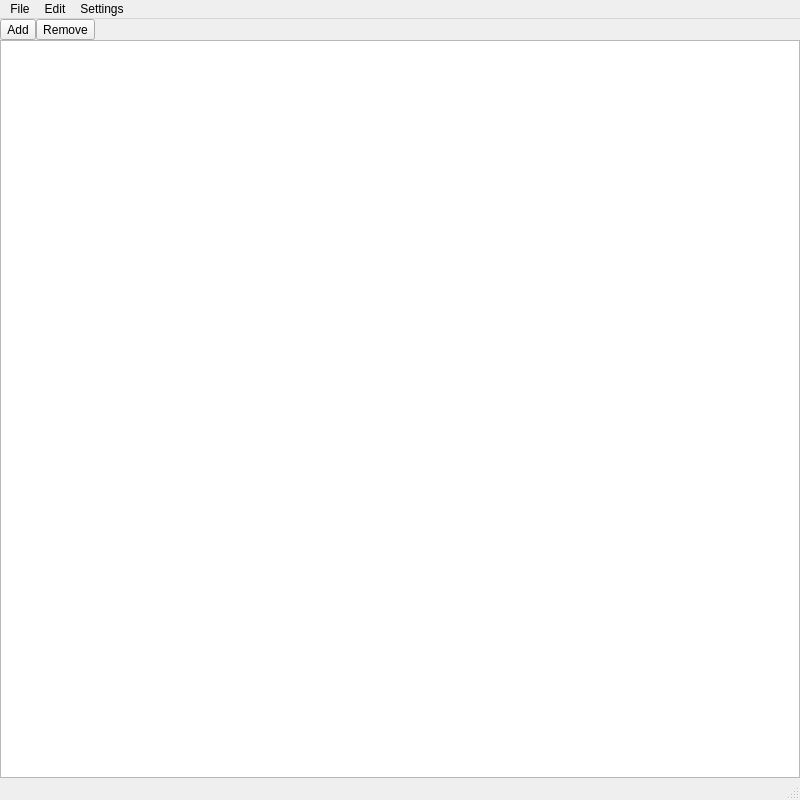
Old version of the form mainwindow.ui in the repository ymtlab/simple_partslist_editor.
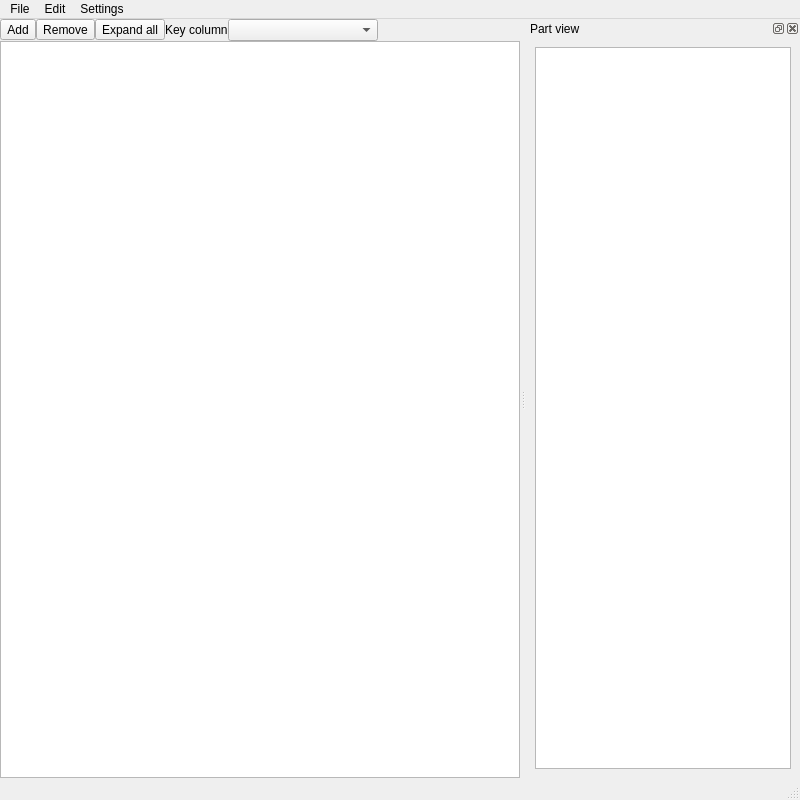
New version of the form. Custom widgets are drawn as their Qt base class.

What changed in the file:
```diff
--- a/mainwindow.ui
+++ b/mainwindow.ui
@@ -70,6 +70,30 @@
         </property>
        </widget>
       </item>
+      <item>
+       <widget class="QToolButton" name="toolButton_3">
+        <property name="text">
+         <string>Expand all</string>
+        </property>
+       </widget>
+      </item>
+      <item>
+       <widget class="QLabel" name="label">
+        <property name="text">
+         <string>Key column</string>
+        </property>
+       </widget>
+      </item>
+      <item>
+       <widget class="QComboBox" name="comboBox">
+        <property name="minimumSize">
+         <size>
+          <width>150</width>
+          <height>0</height>
+         </size>
+        </property>
+       </widget>
+      </item>
       <item>
        <spacer name="horizontalSpacer">
         <property name="orientation">
@@ -168,6 +192,21 @@
    <addaction name="menuSettings"/>
   </widget>
   <widget class="QStatusBar" name="statusbar"/>
+  <widget class="QDockWidget" name="dockWidget">
+   <property name="windowTitle">
+    <string>Part view</string>
+   </property>
+   <attribute name="dockWidgetArea">
+    <number>2</number>
+   </attribute>
+   <widget class="QWidget" name="dockWidgetContents">
+    <layout class="QVBoxLayout" name="verticalLayout_2">
+     <item>
+      <widget class="GraphicsView" name="graphicsView"/>
+     </item>
+    </layout>
+   </widget>
+  </widget>
   <action name="actionSave">
    <property name="text">
     <string>Save</string>
@@ -214,6 +253,13 @@
    </property>
   </action>
  </widget>
+ <customwidgets>
+  <customwidget>
+   <class>GraphicsView</class>
+   <extends>QGraphicsView</extends>
+   <header location="global">graphics_view</header>
+  </customwidget>
+ </customwidgets>
  <resources/>
  <connections/>
 </ui>
```
Left out of the diff: 6 changed lines with no effect on the pictures.
